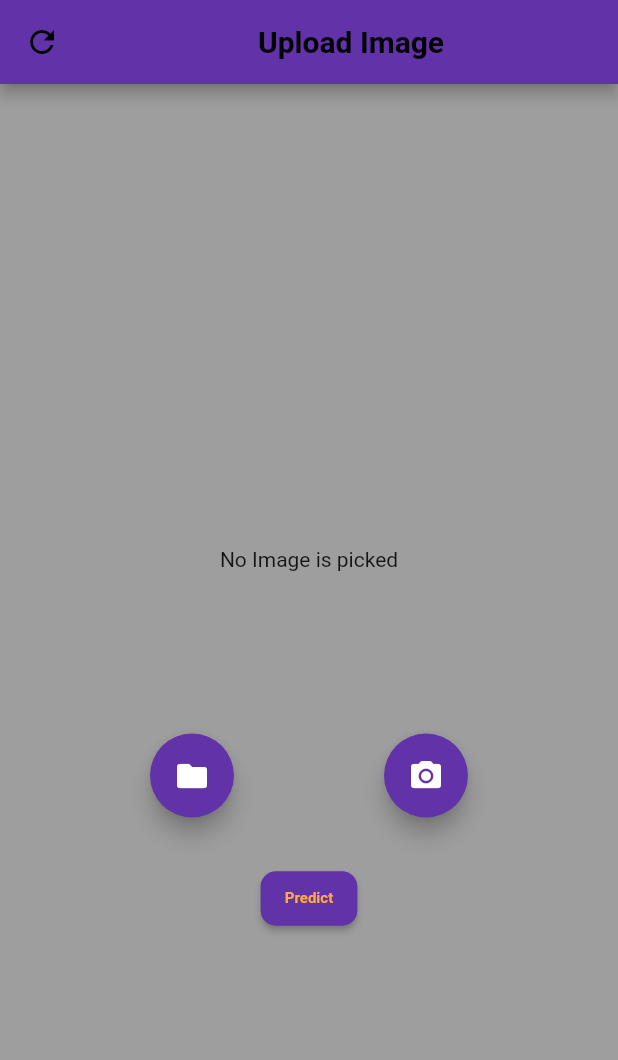
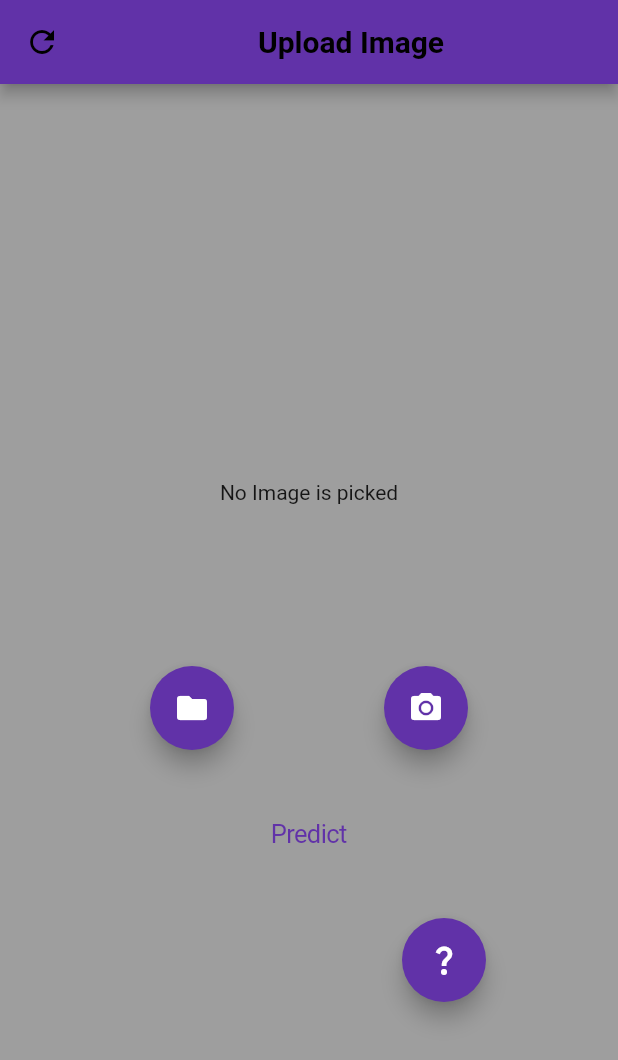
Before and after one commit to Riwaj22/Image-Picker-App, a Flutter app: the screen it shows after launch, on a phone screen of 412 x 824 dp. Shown: the top 1060 px of the screen. Run offline on Flutter 3.47's test engine with Material 2 defaults, Android fonts, the phone set to English and light mode, and no system bars; our stand-ins replace image_cropper, image_picker; missing offline and left inert: async_button_builder.

Commit message:
initial commit

```diff
--- a/lib/main.dart
+++ b/lib/main.dart
@@ -2,12 +2,13 @@
 import 'dart:io';
 import 'dart:math';
 import 'package:async_button_builder/async_button_builder.dart';
+import 'package:flutter/cupertino.dart';
 import 'package:flutter/material.dart';
 import 'package:flutter/services.dart';
 import 'package:image_picker/image_picker.dart';
 import 'package:image_cropper/image_cropper.dart';
-
-import 'package:dio/dio.dart';
+import 'package:http/http.dart' as http;
+import 'AboutPage.dart';
 
 void main() => runApp(MyApp(
 ));
@@ -20,6 +21,8 @@ class MyApp extends StatelessWidget {
       initialRoute:'a',
       routes: {
         'a': (context) => MyHomePage(),
+        'b': (context) => AboutPage()
+
       },
       title: 'Prachalit Lipi',
       theme: ThemeData(
@@ -39,6 +42,9 @@ class MyHomePage extends StatefulWidget {
 class _MyHomePageState extends State<MyHomePage> {
   File? image;
   bool progress = false;
+  bool _imagesubmitted = false;
+
+
   Future pickImage() async {
     try {
       final image = await ImagePicker().pickImage(source: ImageSource.gallery);
@@ -129,6 +135,19 @@ class _MyHomePageState extends State<MyHomePage> {
 
   @override
   Widget build(BuildContext context) {
+    bool _imagesubmitted = false;
+    void _submitimage() {
+      Navigator.pushNamed(context, 'b');
+    };
+    bool _conditionMet = false;
+    void _checkCondition() {
+      if (image==null) {
+        _conditionMet = false;
+      }
+      else{
+        _conditionMet = true;
+      }
+    }
     return WillPopScope(
     onWillPop: _onWillPop,
     child: RefreshIndicator(
@@ -156,6 +175,8 @@ class _MyHomePageState extends State<MyHomePage> {
 
     ),
 
+
+
     backgroundColor: Color(0xFF6132a8),
 
 
@@ -173,9 +194,10 @@ class _MyHomePageState extends State<MyHomePage> {
     height: 200.0,
     child: Center(
 
-                    child: image == null
+   child:image == null
        ? Text("No Image is picked")
        : Image.file(image!),
+
     ),
     ),
     ),
@@ -199,56 +221,61 @@ class _MyHomePageState extends State<MyHomePage> {
     const SizedBox(
     height: 30,
     ),
-              Container(
-                alignment: Alignment.center,
+   Column(
+     children: [
+       CupertinoButton(
 
-                child: ElevatedButton(
+         child: Text('Predict',
+             style: TextStyle(
+               color: Color(0xFF6132a8),
+             ),
+           ),
+           onPressed:  () {
+             if(image == null) {
 
-                    style: ButtonStyle(
-                        foregroundColor: MaterialStateProperty.all<Color>(Color(0xFF6132a8)),
-                        backgroundColor: MaterialStateProperty.all<Color>(Color(0xFF6132a8)),
-                        shape: MaterialStateProperty.all<RoundedRectangleBorder>(
-                            RoundedRectangleBorder(
-                                borderRadius: BorderRadius.circular(10.0),
-                                side: BorderSide(color: Color(0xFF6132a8))
-                            )
-                        )
+               return null;
+
+             }
+
+             _submitimage();
+
+       },
+
+       ),
+     ],
    ),
 
+    Padding(
+
+    padding:  EdgeInsets.only(left: 180.0,top: 30.0),
+
+    child: FloatingActionButton(
+
+
+    backgroundColor: Color(0xFF6132a8),
+    tooltip: 'Help',
+    child: Icon(Icons.question_mark_outlined),
     onPressed: () {
-                      Container(
-                          child: image == null
-                              ?Text('Please select an image')
-                              :Image.file(image!)
-                      );
 
-                      Container(child:showAlertDialog(context, 'PREDICTION'),);
-                    } ,
-
-                    child: Text(
-                      'Predict',
-                      textAlign: TextAlign.center,
-                      style: TextStyle(
-                        color: Colors.orangeAccent,
-                        fontSize: 10,
-                        fontWeight: FontWeight.bold,
+    Navigator.pushNamed(context, 'b');
+    },
 
     ),
-                    )),
+    ),
+    ],
 
 
 
-              )
+    ),
 
 
-            ],
+    ),
+
 
     ),
 
 
 
-        ),
-      ),
     );
 
   }
@@ -304,5 +331,9 @@ class _MyHomePageState extends State<MyHomePage> {
 
 
     );
+
+
   }
+
+
 }
--- a/pubspec.yaml
+++ b/pubspec.yaml
@@ -38,13 +38,13 @@ dependencies:
   image_picker: ^0.8.3
   async_button_builder: ^2.3.0+1
   image_cropper: ^1.4.1
-
+  http: ^0.13.0
 
 dev_dependencies:
   flutter_test:
     sdk: flutter
-dependencies:
-  http: ^0.12.0
+
+
 
   # The "flutter_lints" package below contains a set of recommended lints to
   # encourage good coding practices. The lint set provided by the package is
```
Also changed, not shown: lib/AboutPage.dart (added, +47 -0 lines), pubspec.lock, 2 other files. Lines whose indentation alone changed are shown as unchanged.
